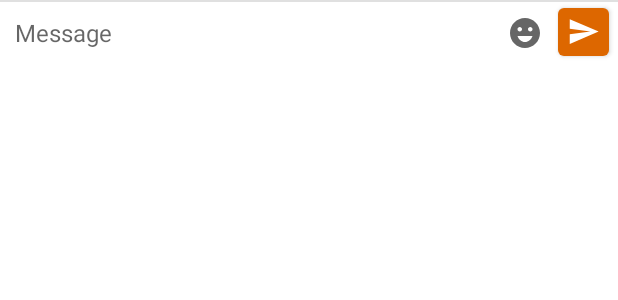
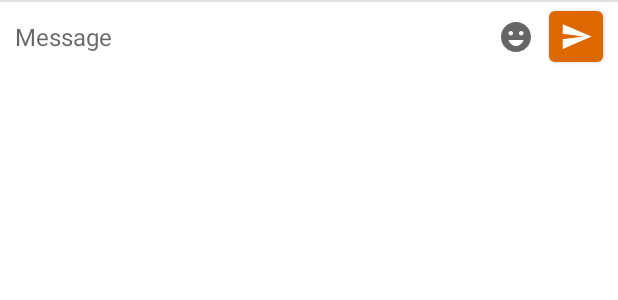
Before and after one commit to tinelix/jabwave, an Android app: the layout layout_message_editor.xml on its own in the app's theme, with its tools: preview values and no code run, on a phone screen of 412 x 824 dp. Shown: the top 300 px of the screen. Run offline under Robolectric (Android 15) with nearby library versions, the light colour scheme and no system bars.

Commit message:
redefined message editor layout

```diff
--- a/app/src/main/res/layout-night/layout_message_editor.xml
+++ b/app/src/main/res/layout-night/layout_message_editor.xml
@@ -28,16 +28,17 @@
             android:background="@null"
             android:ems="10"
             android:hint="@string/message"
+            android:importantForAutofill="no"
             android:inputType="textLongMessage"
-            android:paddingBottom="10dp"
-            android:paddingTop="10dp"
-            tools:ignore="TouchTargetSizeCheck"
-            android:importantForAutofill="no" />
+            android:paddingBottom="12dp"
+            android:paddingTop="12dp"
+            android:textSize="16sp"
+            tools:ignore="TouchTargetSizeCheck,TextContrastCheck" />
 
         <ImageButton
             android:id="@+id/emoji_button"
-            android:layout_width="38dp"
-            android:layout_height="36dp"
+            android:layout_width="36dp"
+            android:layout_height="34dp"
             android:layout_gravity="center"
             android:layout_marginEnd="6dp"
             android:background="@null"
@@ -48,8 +49,8 @@
 
         <Button
             android:id="@+id/send_button"
-            android:layout_width="38dp"
-            android:layout_height="36dp"
+            android:layout_width="36dp"
+            android:layout_height="34dp"
             android:layout_gravity="center"
             android:layout_marginEnd="6dp"
             android:insetBottom="0dp"
--- a/app/src/main/res/layout/layout_message_editor.xml
+++ b/app/src/main/res/layout/layout_message_editor.xml
@@ -30,8 +30,8 @@
             android:hint="@string/message"
             android:importantForAutofill="no"
             android:inputType="textLongMessage"
-            android:paddingBottom="9dp"
-            android:paddingTop="9dp"
+            android:paddingBottom="12dp"
+            android:paddingTop="12dp"
             android:textSize="16sp"
             tools:ignore="TouchTargetSizeCheck,TextContrastCheck" />
 
@@ -49,10 +49,10 @@
 
         <Button
             android:id="@+id/send_button"
-            android:layout_width="34dp"
-            android:layout_height="32dp"
+            android:layout_width="36dp"
+            android:layout_height="34dp"
             android:layout_gravity="center"
-            android:layout_marginEnd="6dp"
+            android:layout_marginEnd="10dp"
             android:insetBottom="0dp"
             android:insetLeft="0dp"
             android:insetRight="0dp"
```
